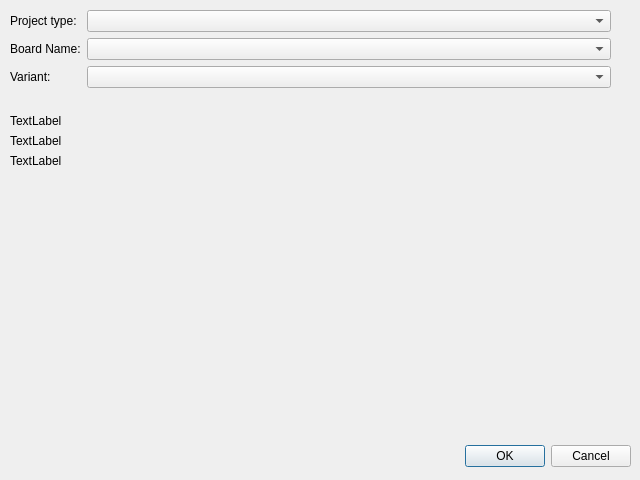
alvieboy/qtapps, file isegen/boardselect.ui: the form before one commit.
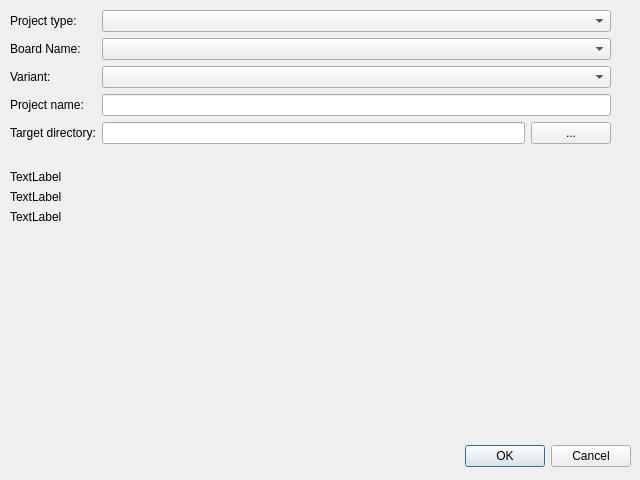
The form after the commit.

Commit message: Add preliminary target directory and project support

What changed in the file:
```diff
--- a/isegen/boardselect.ui
+++ b/isegen/boardselect.ui
@@ -77,6 +77,37 @@
       <item row="2" column="1">
        <widget class="QComboBox" name="variantComboBox"/>
       </item>
+      <item row="3" column="0">
+       <widget class="QLabel" name="label_4">
+        <property name="text">
+         <string>Project name:</string>
+        </property>
+       </widget>
+      </item>
+      <item row="3" column="1">
+       <widget class="QLineEdit" name="projectName"/>
+      </item>
+      <item row="4" column="0">
+       <widget class="QLabel" name="label_5">
+        <property name="text">
+         <string>Target directory:</string>
+        </property>
+       </widget>
+      </item>
+      <item row="4" column="1">
+       <layout class="QHBoxLayout" name="horizontalLayout">
+        <item>
+         <widget class="QLineEdit" name="targetDir"/>
+        </item>
+        <item>
+         <widget class="QPushButton" name="selectDir">
+          <property name="text">
+           <string>...</string>
+          </property>
+         </widget>
+        </item>
+       </layout>
+      </item>
      </layout>
     </item>
     <item>
```
Left out of the diff: 34 changed lines with no effect on the pictures. The commit also changes 5 other files.
